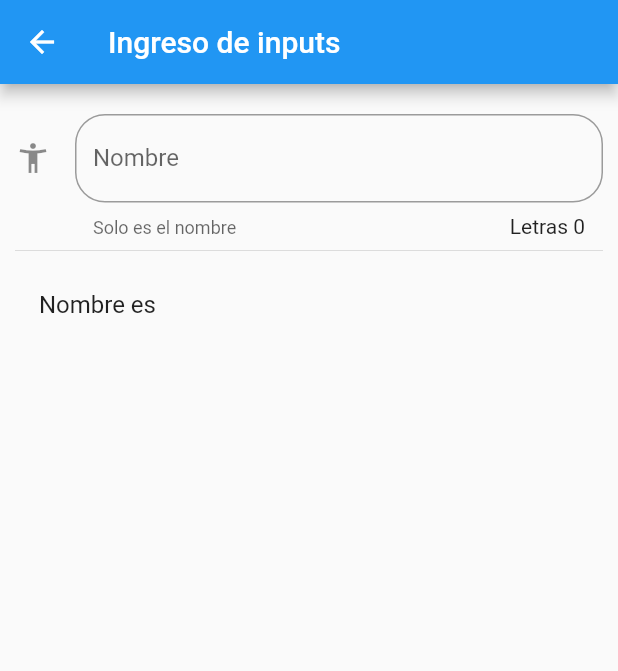
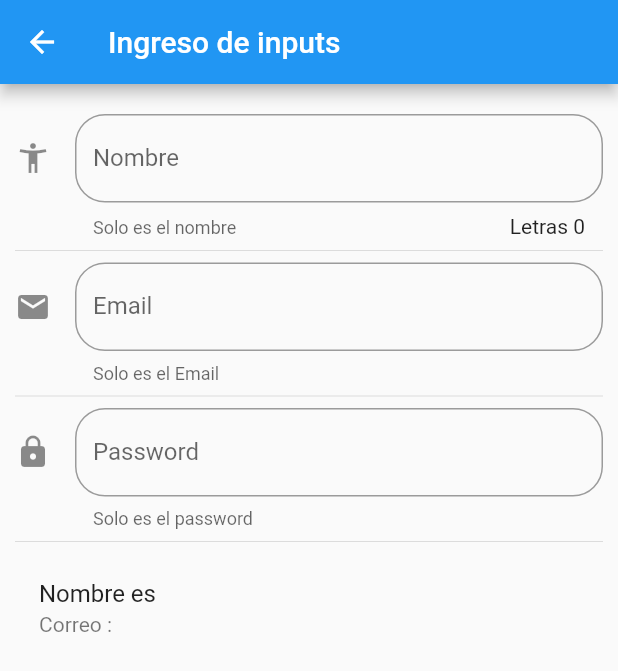
Before and after one commit to eniliosarcos/flutter_componentes, a Flutter app: the InputsPage screen opened by its route, on a phone screen of 412 x 824 dp. Shown: the top 671 px of the screen. Run offline on Flutter 3.47's test engine with Material 2 defaults, Android fonts, the phone set to English and light mode, and no system bars.

Commit message:
class 80 email and password field

```diff
--- a/lib/src/pages/inputs_page.dart
+++ b/lib/src/pages/inputs_page.dart
@@ -8,6 +8,7 @@ class InputsPage extends StatefulWidget {
 class _InputsPageState extends State<InputsPage> {
 
   String _nombre = '';
+  String _email = '';
   @override
   Widget build(BuildContext context) {
 
@@ -19,6 +20,10 @@ class _InputsPageState extends State<InputsPage> {
         padding: EdgeInsets.symmetric(horizontal: 10.0,vertical: 20.0),
         children: <Widget>[
             _crearInputs(),
+            Divider(),
+            _crearEmail(),
+            Divider(),
+            _crearPassword(),
             Divider(),
             _crearPersona()
         ],
@@ -50,6 +55,47 @@ class _InputsPageState extends State<InputsPage> {
     Widget _crearPersona() {
     return ListTile(
       title: Text('Nombre es $_nombre'),
+      subtitle: Text('Correo : $_email'),
+    );
+  }
+
+  _crearEmail() {
+    return TextField(
+      keyboardType: TextInputType.emailAddress,
+      decoration:  InputDecoration(
+        border: OutlineInputBorder(
+          borderRadius: BorderRadius.circular(20.0)
+        ),
+        hintText: 'Email de la persona',
+        labelText: 'Email',
+        helperText: 'Solo es el Email',
+        icon: Icon(Icons.email),
+      ),
+      onChanged: (value){
+        setState(() {
+        _email = value;
+        });
+      },
+    );
+  }
+
+  _crearPassword() {
+    return TextField(
+      obscureText: true,
+      decoration:  InputDecoration(
+        border: OutlineInputBorder(
+          borderRadius: BorderRadius.circular(20.0)
+        ),
+        hintText: 'Password de la persona',
+        labelText: 'Password',
+        helperText: 'Solo es el password',
+        icon: Icon(Icons.lock),
+      ),
+      onChanged: (value){
+        setState(() {
+       // _email = value;
+        });
+      },
     );
   }
 }
```
